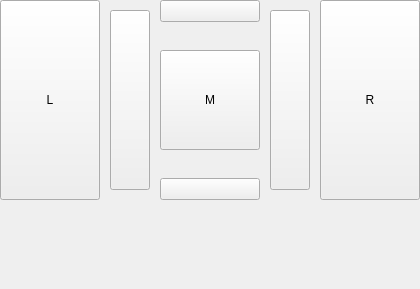
ewerybody/a2, file ui/a2widget/keyboard/mouse.ui: the form before one commit.
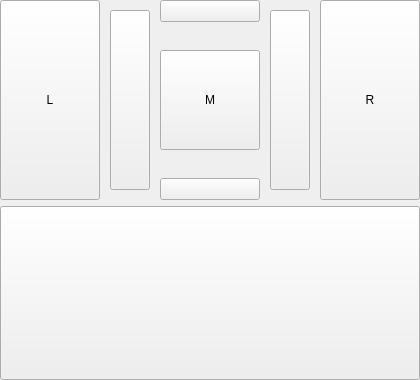
The form after the commit.

Commit message: #15 styled the mouse body

```diff
--- a/ui/a2widget/keyboard/mouse.ui
+++ b/ui/a2widget/keyboard/mouse.ui
@@ -7,13 +7,13 @@
     <x>0</x>
     <y>0</y>
     <width>420</width>
-    <height>289</height>
+    <height>380</height>
    </rect>
   </property>
   <property name="windowTitle">
    <string>Form</string>
   </property>
-  <layout class="QVBoxLayout" name="verticalLayout" stretch="0,0">
+  <layout class="QVBoxLayout" name="verticalLayout" stretch="0,1">
    <property name="margin">
     <number>0</number>
    </property>
@@ -179,7 +179,17 @@
     </widget>
    </item>
    <item>
-    <widget class="QWidget" name="_mouse_body" native="true"/>
+    <widget class="QPushButton" name="_mouse_body">
+     <property name="sizePolicy">
+      <sizepolicy hsizetype="Minimum" vsizetype="Minimum">
+       <horstretch>0</horstretch>
+       <verstretch>0</verstretch>
+      </sizepolicy>
+     </property>
+     <property name="text">
+      <string/>
+     </property>
+    </widget>
    </item>
   </layout>
  </widget>
```
The commit also changes 3 other files.
